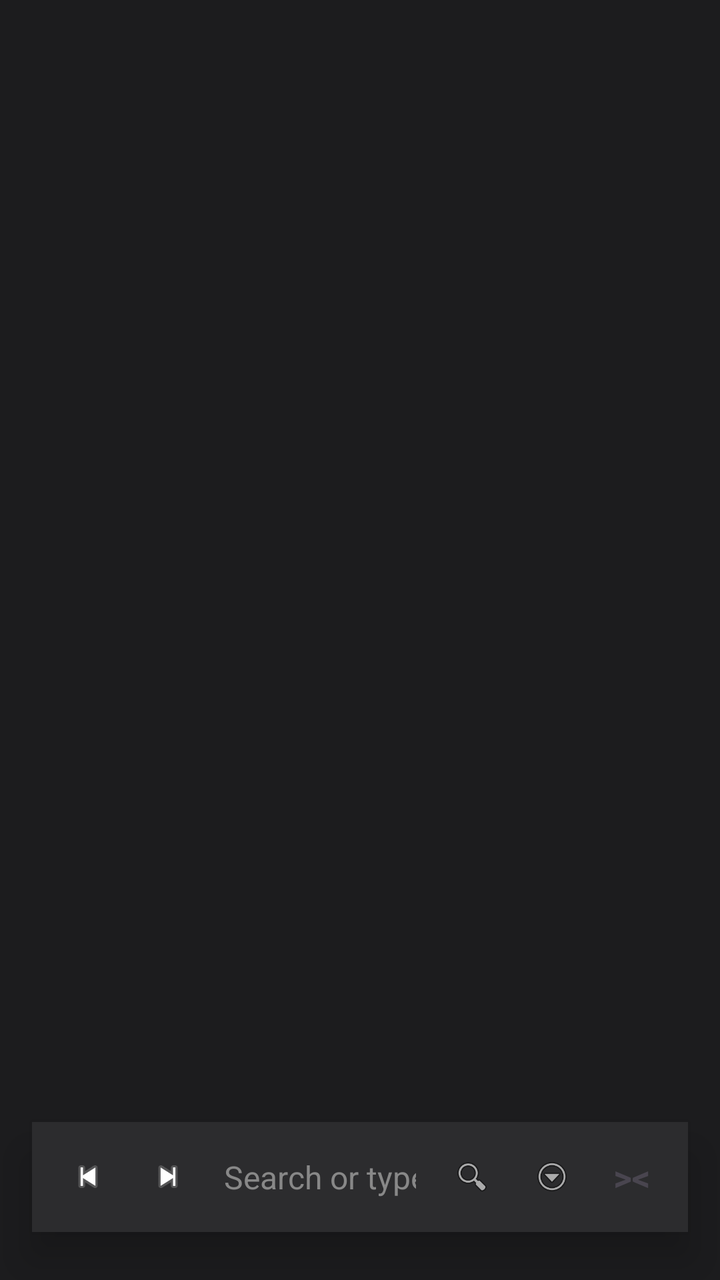
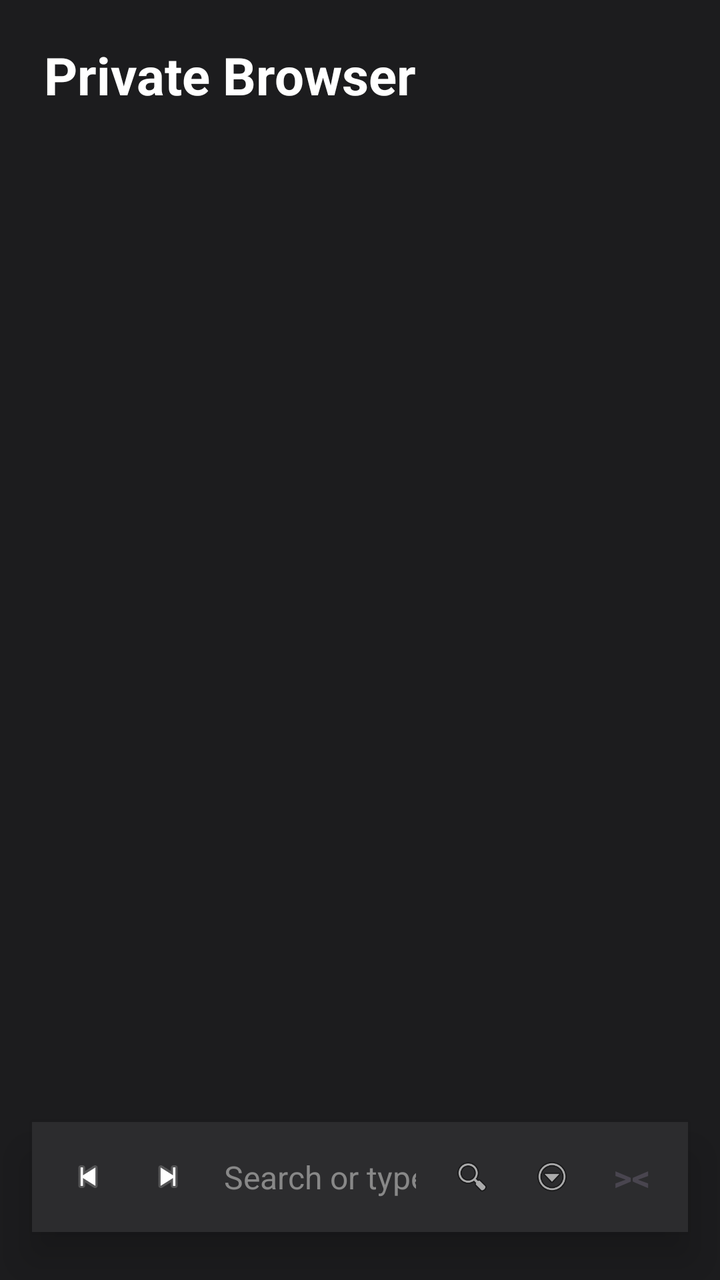

An Android layout rendered at two revisions. The XML below is the earlier revision; the diff shows what the commit changed to produce the second picture.
<!-- AndroidManifest.xml: application theme Theme.OwnPhotoONWall -->
<!-- res/layout/activity_private_browser.xml -->
<?xml version="1.0" encoding="utf-8"?>
<RelativeLayout xmlns:android="http://schemas.android.com/apk/res/android"
    xmlns:app="http://schemas.android.com/apk/res-auto"
    xmlns:tools="http://schemas.android.com/tools"
    android:id="@+id/browserRoot"
    android:layout_width="match_parent"
    android:layout_height="match_parent"
    android:background="#1C1C1E"
    tools:ignore="HardcodedText,Autofill,ContentDescription">

    <ProgressBar
        android:id="@+id/browserProgressBar"
        style="?android:attr/progressBarStyleHorizontal"
        android:layout_width="match_parent"
        android:layout_height="3dp"
        android:layout_alignParentTop="true"
        android:progressDrawable="@drawable/modern_button"
        android:visibility="gone"
        android:elevation="2dp" />

    <FrameLayout
        android:id="@+id/webViewContainer"
        android:layout_width="match_parent"
        android:layout_height="match_parent"
        android:layout_below="@id/browserProgressBar" />

    <LinearLayout
        android:id="@+id/searchCapsule"
        android:layout_width="match_parent"
        android:layout_height="55dp"
        android:layout_alignParentBottom="true"
        android:layout_marginHorizontal="16dp"
        android:layout_marginBottom="24dp"
        android:background="#2C2C2E"
        android:orientation="horizontal"
        android:gravity="center_vertical"
        android:elevation="12dp"
        android:paddingHorizontal="8dp"
        android:animateLayoutChanges="true">

        <ImageView
            android:id="@+id/btnBrowserBack"
            android:layout_width="40dp"
            android:layout_height="40dp"
            android:padding="10dp"
            android:src="@android:drawable/ic_media_previous"
            android:background="?selectableItemBackgroundBorderless"/>

        <ImageView
            android:id="@+id/btnBrowserForward"
            android:layout_width="40dp"
            android:layout_height="40dp"
            android:padding="10dp"
            android:src="@android:drawable/ic_media_next"
            android:background="?selectableItemBackgroundBorderless"/>

        <EditText
            android:id="@+id/etSearchUrl"
            android:layout_width="0dp"
            android:layout_height="match_parent"
            android:layout_weight="1"
            android:background="@null"
            android:hint="Search or type URL"
            android:textColorHint="#888888"
            android:textColor="#FFFFFF"
            android:textSize="16sp"
            android:paddingHorizontal="8dp"
            android:singleLine="true"
            android:imeOptions="actionGo"
            android:inputType="textUri" />

        <ImageView
            android:id="@+id/btnBrowserGo"
            android:layout_width="40dp"
            android:layout_height="40dp"
            android:padding="10dp"
            android:src="@android:drawable/ic_menu_search"
            android:background="?selectableItemBackgroundBorderless"/>

        <ImageView
            android:id="@+id/btnBrowserMenu"
            android:layout_width="40dp"
            android:layout_height="40dp"
            android:padding="10dp"
            android:src="@android:drawable/ic_menu_more"
            android:background="?selectableItemBackgroundBorderless"/>

        <TextView
            android:id="@+id/btnFullscreenToggle"
            android:layout_width="40dp"
            android:layout_height="40dp"
            android:text=">&lt;"
            android:textSize="18sp"
            android:textStyle="bold"
            android:gravity="center"
            android:background="?selectableItemBackgroundBorderless"/>
    </LinearLayout>

    <LinearLayout
        android:id="@+id/tabsOverlay"
        android:layout_width="match_parent"
        android:layout_height="match_parent"
        android:orientation="vertical"
        android:background="#1E1A18"
        android:visibility="gone"
        android:elevation="20dp"
        android:padding="16dp">

        <RelativeLayout
            android:layout_width="match_parent"
            android:layout_height="wrap_content"
            android:layout_marginBottom="16dp">

            <TextView
                android:id="@+id/btnAddNewTab"
                android:layout_width="60dp"
                android:layout_height="40dp"
                android:text="+"
                android:textSize="24sp"
                android:textColor="#000000"
                android:textStyle="bold"
                android:gravity="center"
                android:includeFontPadding="false"
                android:padding="0dp"
                android:layout_alignParentStart="true"
                android:background="@drawable/modern_button"
                android:backgroundTint="#FFB59F"/>

            <ImageView
                android:id="@+id/btnCloseTabsOverlay"
                android:layout_width="40dp"
                android:layout_height="40dp"
                android:src="@android:drawable/ic_menu_close_clear_cancel"
                android:layout_alignParentEnd="true"
                android:layout_centerVertical="true"
                app:tint="#FFFFFF"/>
        </RelativeLayout>

        <ScrollView
            android:layout_width="match_parent"
            android:layout_height="match_parent"
            android:scrollbars="none">
            <GridLayout
                android:id="@+id/tabsGrid"
                android:layout_width="match_parent"
                android:layout_height="wrap_content"
                android:columnCount="2"
                android:alignmentMode="alignMargins"/>
        </ScrollView>
    </LinearLayout>

    <LinearLayout
        android:id="@+id/downloadsOverlay"
        android:layout_width="match_parent"
        android:layout_height="match_parent"
        android:orientation="vertical"
        android:background="#1E1A18"
        android:visibility="gone"
        android:elevation="20dp"
        android:padding="16dp">

        <RelativeLayout
            android:layout_width="match_parent"
            android:layout_height="wrap_content"
            android:layout_marginBottom="24dp">

            <TextView
                android:id="@+id/tvDownloadsTitle"
                android:layout_width="wrap_content"
                android:layout_height="wrap_content"
                android:text="Downloads"
                android:textSize="24sp"
                android:textStyle="bold"
                android:textColor="#FFFFFF"/>

            <ImageView
                android:id="@+id/btnCloseDownloadsOverlay"
                android:layout_width="32dp"
                android:layout_height="32dp"
                android:src="@android:drawable/ic_menu_close_clear_cancel"
                android:layout_alignParentEnd="true"
                android:layout_centerVertical="true"
                app:tint="#FFFFFF"/>
        </RelativeLayout>

        <LinearLayout
            android:layout_width="match_parent"
            android:layout_height="wrap_content"
            android:orientation="horizontal"
            android:layout_marginBottom="16dp">

            <TextView
                android:id="@+id/btnAllDownloads"
                android:layout_width="wrap_content"
                android:layout_height="wrap_content"
                android:minHeight="36dp"
                android:minWidth="80dp"
                android:text="All"
                android:textColor="#FFFFFF"
                android:textSize="14sp"
                android:textStyle="bold"
                android:gravity="center"
                android:paddingHorizontal="24dp"
                android:paddingVertical="8dp"
                android:background="@drawable/modern_button"
                android:backgroundTint="#3D322F" />
        </LinearLayout>

        <ScrollView
            android:layout_width="match_parent"
            android:layout_height="match_parent"
            android:scrollbars="none">

            <LinearLayout
                android:id="@+id/downloadsList"
                android:layout_width="match_parent"
                android:layout_height="wrap_content"
                android:orientation="vertical"/>
        </ScrollView>
    </LinearLayout>

</RelativeLayout>
<!-- resources referenced by this layout -->
<resources>
  <!-- drawable modern_button (drawable) -->
  <?xml version="1.0" encoding="utf-8"?>
  <shape xmlns:android="http://schemas.android.com/apk/res/android" android:shape="rectangle">
      <corners android:radius="30dp" /> <solid android:color="#2C2C2C" /> <padding android:left="16dp" android:right="16dp" android:top="12dp" android:bottom="12dp" />
  </shape>
  <style name="Theme.OwnPhotoONWall" parent="Base.Theme.OwnPhotoONWall" />
  <style name="Base.Theme.OwnPhotoONWall" parent="Theme.Material3.DayNight.NoActionBar">
          <item name="android:windowActivityTransitions">true</item>
          <item name="android:windowContentTransitions">true</item>
      </style>
</resources>

<!-- the commit's change to res/layout/activity_private_browser.xml (unified diff, before → after) -->
@@ -23,6 +23,46 @@
         android:layout_width="match_parent"
         android:layout_height="match_parent"
         android:layout_below="@id/browserProgressBar" />
+
+    <LinearLayout
+        android:id="@+id/homeOverlay"
+        android:layout_width="match_parent"
+        android:layout_height="match_parent"
+        android:orientation="vertical"
+        android:paddingStart="16dp"
+        android:paddingEnd="16dp"
+        android:paddingTop="20dp"
+        android:paddingBottom="100dp"
+        android:background="#1C1C1E"
+        android:visibility="visible"
+        android:elevation="4dp">
+
+        <TextView
+            android:id="@+id/tvHomeTitle"
+            android:layout_width="wrap_content"
+            android:layout_height="wrap_content"
+            android:text="Private Browser"
+            android:textColor="#FFFFFF"
+            android:textSize="26sp"
+            android:textStyle="bold"
+            android:layout_marginStart="6dp"
+            android:layout_marginBottom="16dp" />
+
+        <ScrollView
+            android:layout_width="match_parent"
+            android:layout_height="0dp"
+            android:layout_weight="1"
+            android:scrollbars="none">
+
+            
+            <GridLayout
+                android:id="@+id/homeShortcutList"
+                android:layout_width="match_parent"
+                android:layout_height="wrap_content"
+                android:columnCount="2"
+                android:alignmentMode="alignMargins" />
+        </ScrollView>
+    </LinearLayout>
 
     <LinearLayout
         android:id="@+id/searchCapsule"
